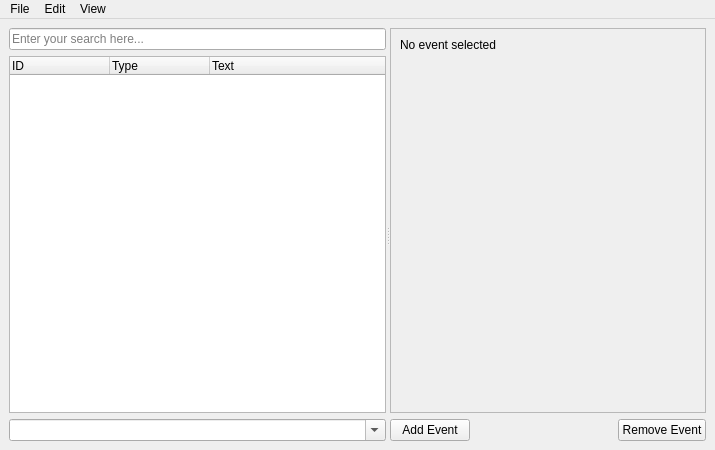
The window that tools/cathedral/ui/EventWindow.ui (comphack/comp_hack) describes before a commit, drawn with Qt 5.
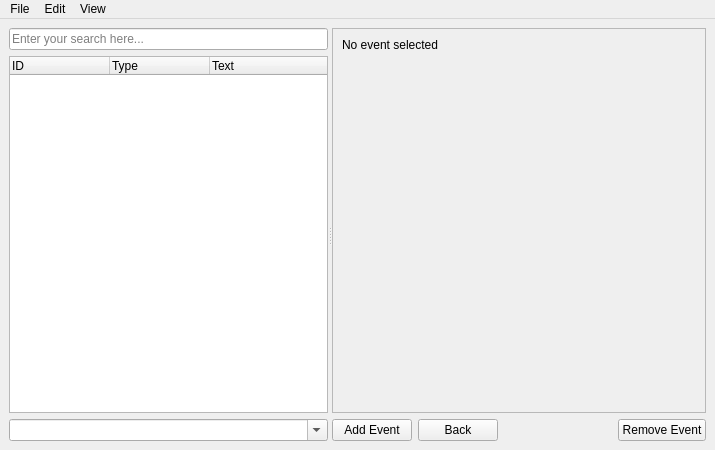
The same window after the commit.

Commit message: Event file reload and back button

What changed in the file:
```diff
--- a/tools/cathedral/ui/EventWindow.ui
+++ b/tools/cathedral/ui/EventWindow.ui
@@ -140,6 +140,13 @@
             </property>
            </widget>
           </item>
+          <item>
+           <widget class="QPushButton" name="eventBack">
+            <property name="text">
+             <string>Back</string>
+            </property>
+           </widget>
+          </item>
           <item>
            <spacer name="spacerControls">
             <property name="orientation">
```
Left out of the diff: 9 changed lines with no effect on the pictures. The commit also changes 2 other files.
